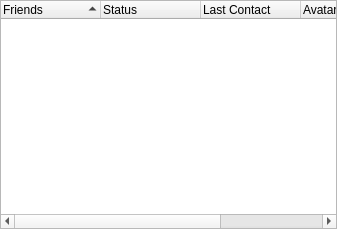
Old version of the form retroshare-gui/src/gui/common/FriendList.ui in the repository RetroShare/RetroShare.
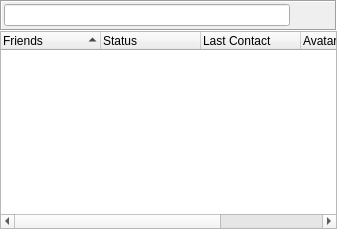
New version of the form. Icons and pictures are not drawn. Custom widgets are drawn as their Qt base class.

Commit message: Moved the filter edit and the display button from FriendsDialog and MessengerWindow into FriendList. Updated english translation

What changed in the file:
```diff
--- a/retroshare-gui/src/gui/common/FriendList.ui
+++ b/retroshare-gui/src/gui/common/FriendList.ui
@@ -10,10 +10,66 @@
     <height>229</height>
    </rect>
   </property>
-  <layout class="QHBoxLayout" name="horizontalLayout">
+  <layout class="QVBoxLayout" name="verticalLayout">
+   <property name="spacing">
+    <number>0</number>
+   </property>
    <property name="margin">
     <number>0</number>
    </property>
+   <item>
+    <widget class="QFrame" name="titleBarFrame">
+     <property name="frameShape">
+      <enum>QFrame::Box</enum>
+     </property>
+     <property name="frameShadow">
+      <enum>QFrame::Sunken</enum>
+     </property>
+     <layout class="QHBoxLayout" name="horizontalLayout">
+      <property name="spacing">
+       <number>3</number>
+      </property>
+      <property name="margin">
+       <number>2</number>
+      </property>
+      <item>
+       <widget class="LineEditClear" name="filterLineEdit"/>
+      </item>
+      <item>
+       <widget class="QToolButton" name="displayButton">
+        <property name="sizePolicy">
+         <sizepolicy hsizetype="Fixed" vsizetype="Fixed">
+          <horstretch>30</horstretch>
+          <verstretch>0</verstretch>
+         </sizepolicy>
+        </property>
+        <property name="focusPolicy">
+         <enum>Qt::NoFocus</enum>
+        </property>
+        <property name="toolTip">
+         <string>Display</string>
+        </property>
+        <property name="icon">
+         <iconset resource="../images.qrc">
+          <normaloff>:/images/looknfeel.png</normaloff>:/images/looknfeel.png</iconset>
+        </property>
+        <property name="iconSize">
+         <size>
+          <width>32</width>
+          <height>16</height>
+         </size>
+        </property>
+        <property name="popupMode">
+         <enum>QToolButton::InstantPopup</enum>
+        </property>
+        <property name="autoRaise">
+         <bool>true</bool>
+        </property>
+       </widget>
+      </item>
+     </layout>
+    </widget>
+   </item>
    <item>
     <widget class="QTreeWidget" name="peerTreeWidget">
      <property name="font">
@@ -238,6 +294,13 @@
    </property>
   </action>
  </widget>
+ <customwidgets>
+  <customwidget>
+   <class>LineEditClear</class>
+   <extends>QLineEdit</extends>
+   <header location="global">gui/common/LineEditClear.h</header>
+  </customwidget>
+ </customwidgets>
  <resources>
   <include location="../images.qrc"/>
  </resources>
```
The commit also changes 8 other files.
